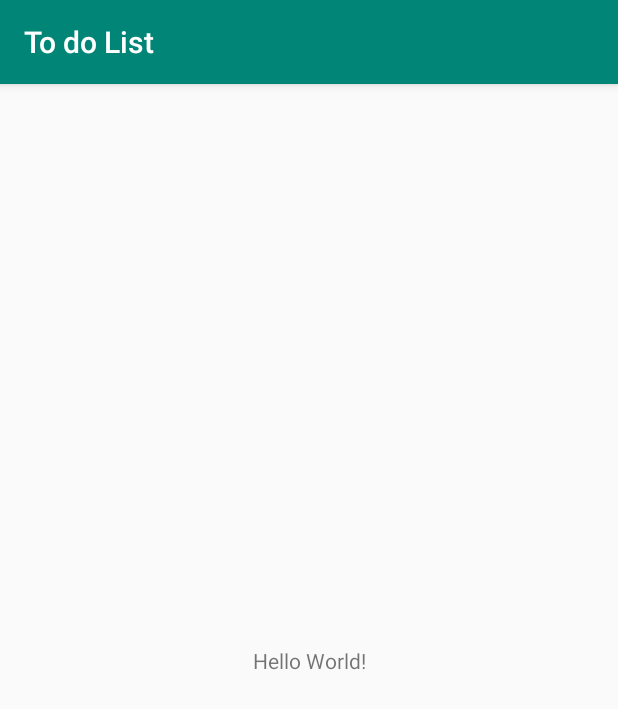
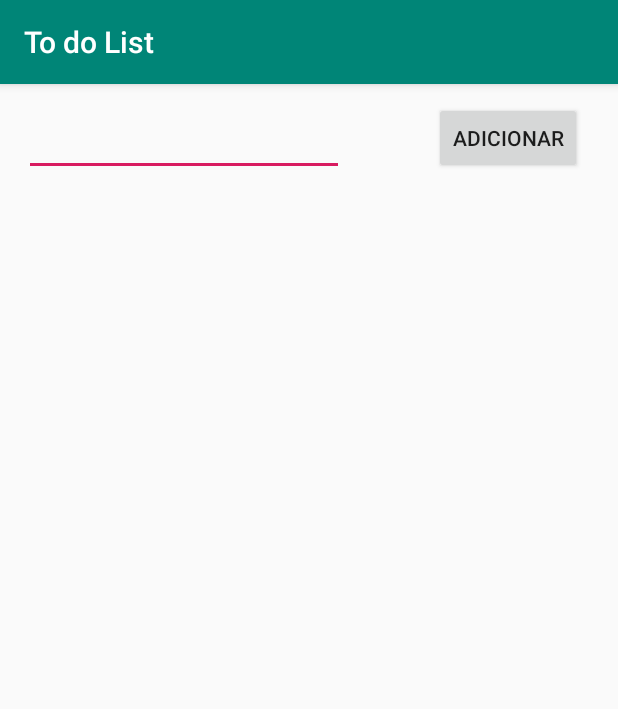
Before and after one commit to leandro-SI/to-do-list-app, an Android app: the screen it shows after launch (MainActivity), on a phone screen of 412 x 824 dp. Shown: the top 709 px of the screen. Run offline under Robolectric (Android 15) with nearby library versions, the phone set to English and light mode, and no system bars.

Commit message:
estrututa do layout

```diff
--- a/app/src/main/res/layout/activity_main.xml
+++ b/app/src/main/res/layout/activity_main.xml
@@ -6,13 +6,35 @@
     android:layout_height="match_parent"
     tools:context=".MainActivity">
 
-    <TextView
+    <EditText
+        android:id="@+id/editText"
         android:layout_width="wrap_content"
         android:layout_height="wrap_content"
-        android:text="Hello World!"
-        app:layout_constraintBottom_toBottomOf="parent"
-        app:layout_constraintLeft_toLeftOf="parent"
-        app:layout_constraintRight_toRightOf="parent"
+        android:layout_marginStart="16dp"
+        android:layout_marginLeft="16dp"
+        android:layout_marginTop="16dp"
+        android:ems="10"
+        android:inputType="textPersonName"
+        app:layout_constraintStart_toStartOf="parent"
         app:layout_constraintTop_toTopOf="parent" />
 
+    <Button
+        android:id="@+id/button"
+        android:layout_width="wrap_content"
+        android:layout_height="wrap_content"
+        android:layout_marginTop="12dp"
+        android:layout_marginEnd="24dp"
+        android:layout_marginRight="24dp"
+        android:text="Adicionar"
+        app:layout_constraintEnd_toEndOf="parent"
+        app:layout_constraintTop_toTopOf="parent" />
+
+    <ListView
+        android:layout_width="327dp"
+        android:layout_height="562dp"
+        android:layout_marginTop="20dp"
+        app:layout_constraintEnd_toEndOf="parent"
+        app:layout_constraintHorizontal_bias="0.515"
+        app:layout_constraintStart_toStartOf="parent"
+        app:layout_constraintTop_toBottomOf="@+id/editText" />
 </androidx.constraintlayout.widget.ConstraintLayout>
```
